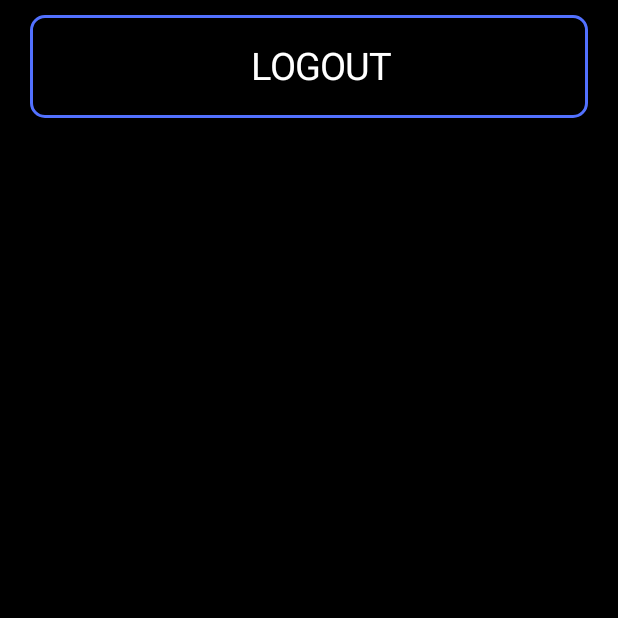
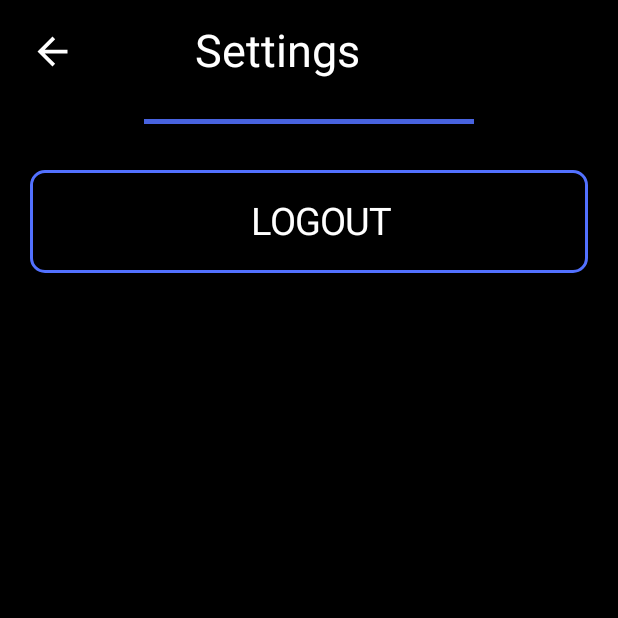
Before and after one commit to PGautam27/Get-Chatting, an Android app built with Jetpack Compose: the screen it shows after launch (MainActivity), on a phone screen of 412 x 824 dp, the top half of it. Run offline under Robolectric (Android 15) with nearby library versions, the phone set to English and light mode, and no system bars; our stand-ins replace accompanist; libraries missing offline, so code that uses them is left out: com.google.accompanist.navigation.

Commit message:
Get Chatting

```diff
--- a/app/src/main/java/com/example/getchatt/presentation/chatt/GChattListScreen.kt
+++ b/app/src/main/java/com/example/getchatt/presentation/chatt/GChattListScreen.kt
@@ -6,16 +6,14 @@ import androidx.compose.foundation.layout.*
 import androidx.compose.foundation.shape.RoundedCornerShape
 import androidx.compose.material.*
 import androidx.compose.material.icons.Icons
-import androidx.compose.material.icons.filled.Home
-import androidx.compose.material.icons.filled.Menu
-import androidx.compose.material.icons.filled.Person
-import androidx.compose.material.icons.filled.Settings
+import androidx.compose.material.icons.filled.*
 import androidx.compose.runtime.Composable
 import androidx.compose.ui.Alignment
 import androidx.compose.ui.Modifier
 import androidx.compose.ui.draw.clip
 import androidx.compose.ui.graphics.Color
 import androidx.compose.ui.platform.LocalConfiguration
+import androidx.compose.ui.res.colorResource
 import androidx.compose.ui.text.TextStyle
 import androidx.compose.ui.text.style.TextAlign
 import androidx.compose.ui.unit.dp
@@ -144,7 +142,30 @@ fun Settings() {
     ) {
         Row(
             modifier = Modifier
-                .clickable { }.padding(top = 10.dp)
+                .width(LocalConfiguration.current.screenWidthDp.dp - 40.dp)
+                .height(LocalConfiguration.current.screenHeightDp.dp / 12)
+                .background(Color.Transparent),
+            verticalAlignment = Alignment.CenterVertically, horizontalArrangement = Arrangement.Start
+        ) {
+            Icon(imageVector = Icons.Default.ArrowBack,
+                contentDescription = null,
+                modifier = Modifier
+                    .clickable { }
+                    .height(30.dp)
+                    .width(30.dp),
+                tint = Color.White
+            )
+            Text(text = "Settings", style = TextStyle(color = Color.White, fontSize = 30.sp), modifier = Modifier.padding(start = 80.dp))
+        }
+        Spacer(modifier = Modifier.padding(5.dp))
+        Divider(modifier = Modifier
+            .width(220.dp)
+            .height(3.dp)
+            .background(RoyalBlue))
+        Spacer(modifier = Modifier.padding(15.dp))
+        Row(
+            modifier = Modifier
+                .clickable { }
                 .height(LocalConfiguration.current.screenHeightDp.dp / 12)
                 .width(
                     LocalConfiguration.current.screenWidthDp.dp - 40.dp
```
